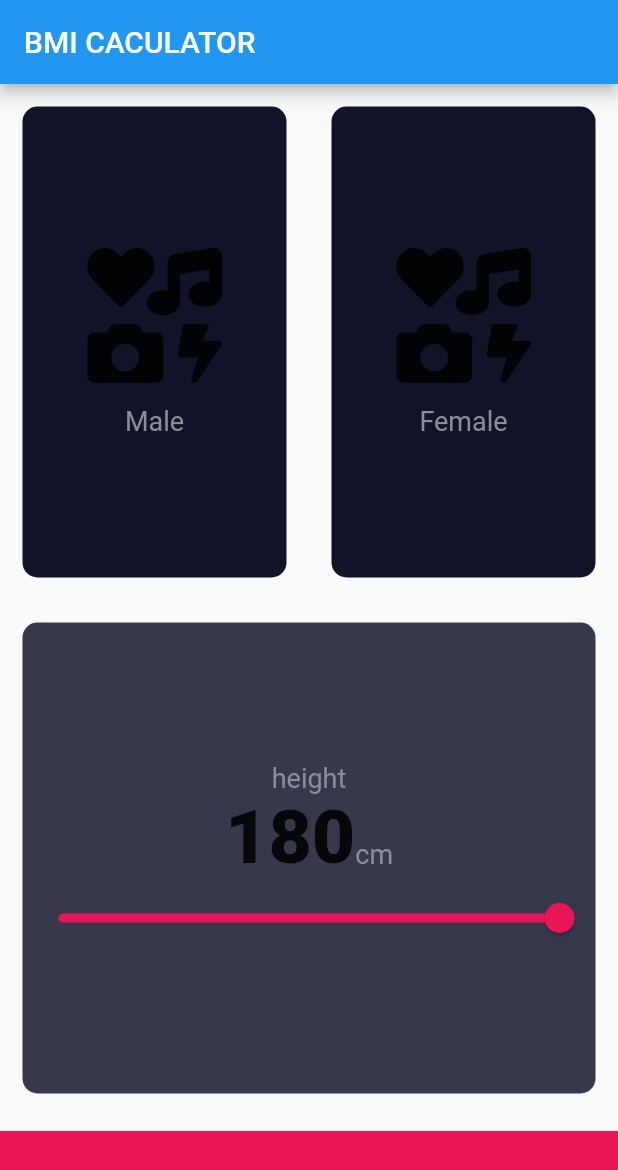
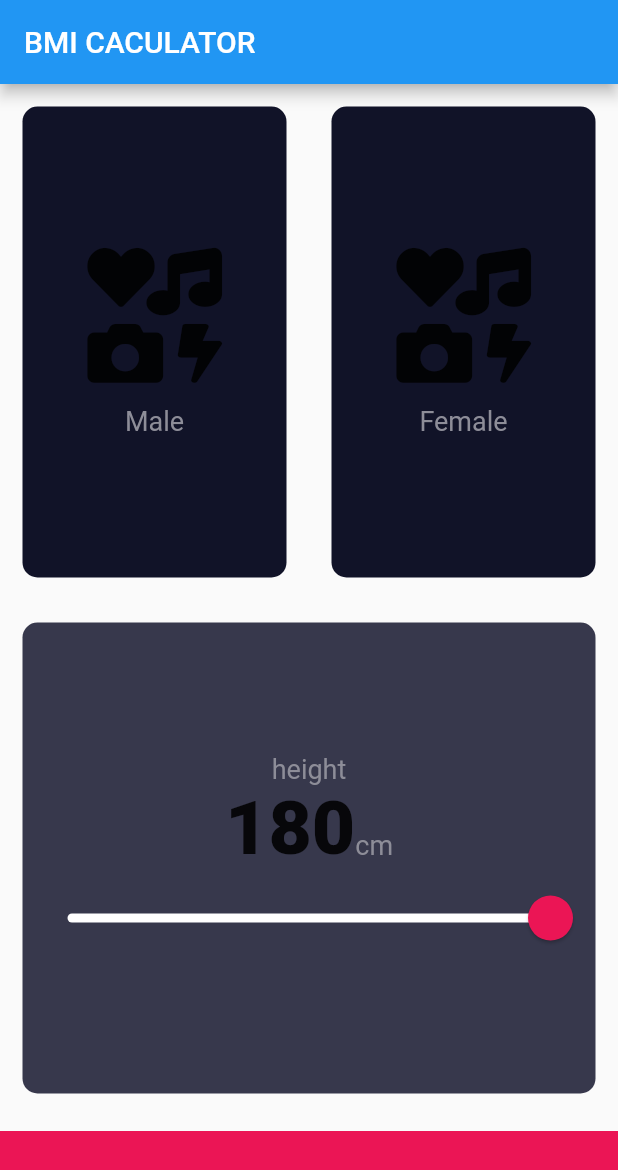
Before and after one commit to hungto228/flutter_challenge_app_1, a Flutter app: the InputPage screen opened directly, on a phone screen of 412 x 824 dp. Shown: the top 1170 px of the screen. Run offline on Flutter 3.47's test engine with Material 2 defaults, Android fonts, the phone set to English and light mode, and no system bars; our stand-ins replace audioplayers, font_awesome_flutter, rflutter_alert.

Commit message:
add theme slider

```diff
--- a/lib/BMI/input_page.dart
+++ b/lib/BMI/input_page.dart
@@ -113,18 +113,27 @@
                       ),
                     ],
                   ),
-                  Slider(
+                  SliderTheme(
+                    data: SliderTheme.of(context).copyWith(
+                        inactiveTrackColor: Color(0xFF8d8e98),
+                        thumbColor: Color(0xFFEB1555),
+                        activeTrackColor: Colors.white,
+                        overlayColor: Color(0x29EB1555),
+                        thumbShape:
+                            RoundSliderThumbShape(enabledThumbRadius: 15.0),
+                        overlayShape:
+                            RoundSliderOverlayShape(overlayRadius: 30.0)),
+                    child: Slider(
                       value: height.toDouble(),
                       min: 120,
                       max: 180,
-                    activeColor: Color(0xFFEB1555),
-                    inactiveColor: Color(0xFF8d8e98),
                       label: "$height",
                       onChanged: (double newvalue) {
                         setState(() {
                           height = newvalue.round();
                         });
                       },
+                    ),
                   )
                 ],
               ),
```
Lines whose indentation alone changed are shown as unchanged.
